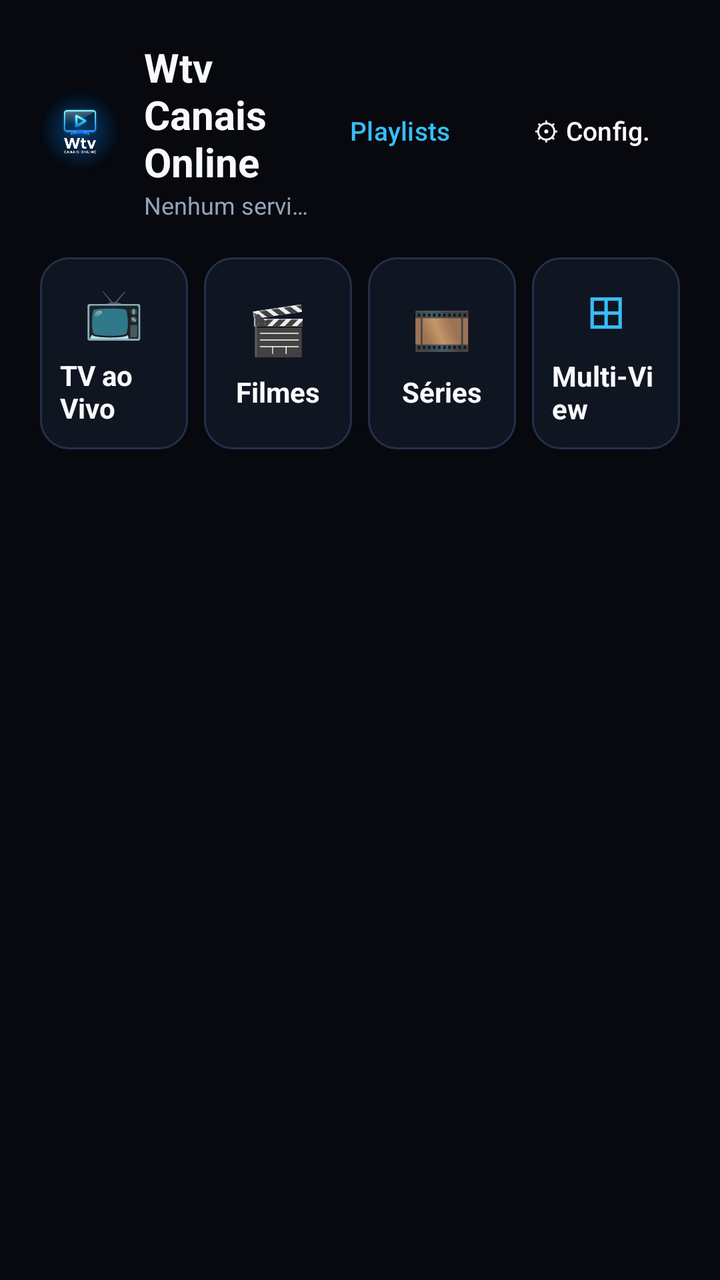
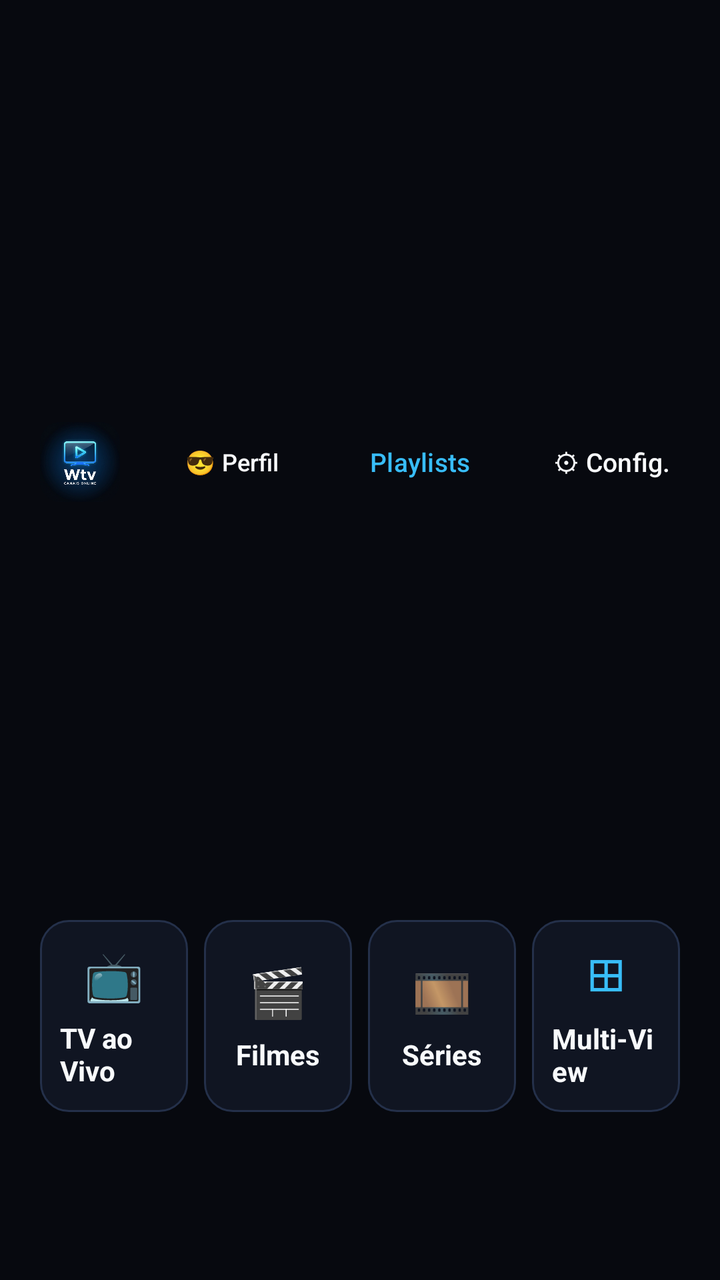

An Android layout rendered at two revisions. The XML below is the earlier revision; the diff shows what the commit changed to produce the second picture.
<!-- AndroidManifest.xml: application theme Theme.NovaTV -->
<!-- res/layout/activity_home.xml -->
<?xml version="1.0" encoding="utf-8"?>
<ScrollView xmlns:android="http://schemas.android.com/apk/res/android"
    android:layout_width="match_parent"
    android:layout_height="match_parent"
    android:background="@color/bg_cinema"
    android:fitsSystemWindows="true"
    android:padding="20dp">

    <LinearLayout
        android:layout_width="match_parent"
        android:layout_height="wrap_content"
        android:orientation="vertical">

        
        <LinearLayout
            android:layout_width="match_parent"
            android:layout_height="wrap_content"
            android:gravity="center_vertical"
            android:orientation="horizontal"
            android:paddingBottom="18dp">

            <ImageView
                android:layout_width="40dp"
                android:layout_height="40dp"
                android:background="@drawable/bg_poster_rounded"
                android:clipToOutline="true"
                android:contentDescription="@string/app_name"
                android:src="@drawable/ic_wtv_launcher" />

            <LinearLayout
                android:layout_width="0dp"
                android:layout_height="wrap_content"
                android:layout_marginStart="12dp"
                android:layout_weight="1"
                android:orientation="vertical">

                <TextView
                    android:layout_width="wrap_content"
                    android:layout_height="wrap_content"
                    android:text="Wtv Canais Online"
                    android:textColor="@color/text_primary"
                    android:textSize="20sp"
                    android:textStyle="bold" />

                <TextView
                    android:id="@+id/tv_active_profile"
                    android:layout_width="wrap_content"
                    android:layout_height="wrap_content"
                    android:ellipsize="end"
                    android:maxLines="1"
                    android:text="Nenhum servidor conectado"
                    android:textColor="@color/text_secondary"
                    android:textSize="12sp" />
            </LinearLayout>

            <Button
                android:id="@+id/btn_playlists"
                style="@style/Widget.Material3.Button.TextButton"
                android:layout_width="wrap_content"
                android:layout_height="42dp"
                android:layout_marginEnd="8dp"
                android:background="@drawable/selector_cinema_button"
                android:focusable="true"
                android:paddingHorizontal="14dp"
                android:text="Playlists"
                android:textColor="@color/accent_cyan"
                android:textSize="13sp" />

            <Button
                android:id="@+id/btn_settings"
                style="@style/Widget.Material3.Button.TextButton"
                android:layout_width="wrap_content"
                android:layout_height="42dp"
                android:background="@drawable/selector_cinema_button"
                android:focusable="true"
                android:paddingHorizontal="14dp"
                android:text="⚙ Config."
                android:textColor="@color/text_primary"
                android:textSize="13sp" />
        </LinearLayout>

        
        <LinearLayout
            android:id="@+id/banner_no_profile"
            android:layout_width="match_parent"
            android:layout_height="wrap_content"
            android:layout_marginBottom="20dp"
            android:background="@drawable/selector_cinema_card"
            android:orientation="vertical"
            android:padding="20dp"
            android:visibility="gone">

            <TextView
                android:layout_width="wrap_content"
                android:layout_height="wrap_content"
                android:text="Bem-vindo ao Wtv Canais Online"
                android:textColor="@color/text_primary"
                android:textSize="18sp"
                android:textStyle="bold" />

            <TextView
                android:layout_width="wrap_content"
                android:layout_height="wrap_content"
                android:layout_marginTop="4dp"
                android:layout_marginBottom="14dp"
                android:text="Conecte sua conta Xtream Codes, URL M3U ou arquivo local para começar."
                android:textColor="@color/text_secondary"
                android:textSize="13sp" />

            <Button
                android:id="@+id/btn_add_first_playlist"
                style="@style/Widget.Material3.Button.TextButton"
                android:layout_width="wrap_content"
                android:layout_height="44dp"
                android:background="@drawable/selector_cinema_button"
                android:focusable="true"
                android:paddingHorizontal="18dp"
                android:text="+ Adicionar Servidor / Lista M3U"
                android:textColor="#FFFFFF" />
        </LinearLayout>

        
        <FrameLayout
            android:id="@+id/hero_banner_container"
            android:layout_width="match_parent"
            android:layout_height="175dp"
            android:layout_marginBottom="20dp"
            android:background="@drawable/selector_cinema_card"
            android:clipToOutline="true"
            android:visibility="gone">

            <ImageView
                android:id="@+id/iv_hero_backdrop"
                android:layout_width="match_parent"
                android:layout_height="match_parent"
                android:contentDescription="Destaque"
                android:scaleType="centerCrop"
                android:src="@drawable/ic_tv_logo" />

            <View
                android:layout_width="match_parent"
                android:layout_height="match_parent"
                android:background="@drawable/bg_hero_gradient" />

            <LinearLayout
                android:layout_width="match_parent"
                android:layout_height="match_parent"
                android:gravity="bottom"
                android:orientation="vertical"
                android:padding="18dp">

                <TextView
                    android:id="@+id/tv_hero_badge"
                    android:layout_width="wrap_content"
                    android:layout_height="wrap_content"
                    android:text="✨ EM DESTAQUE"
                    android:textColor="@color/accent_cyan"
                    android:textSize="11sp"
                    android:textStyle="bold" />

                <TextView
                    android:id="@+id/tv_hero_title"
                    android:layout_width="match_parent"
                    android:layout_height="wrap_content"
                    android:layout_marginTop="4dp"
                    android:ellipsize="end"
                    android:maxLines="1"
                    android:text="Título em Destaque"
                    android:textColor="@color/text_primary"
                    android:textSize="20sp"
                    android:textStyle="bold" />

                <TextView
                    android:id="@+id/tv_hero_sub"
                    android:layout_width="match_parent"
                    android:layout_height="wrap_content"
                    android:layout_marginBottom="10dp"
                    android:ellipsize="end"
                    android:maxLines="1"
                    android:text="Categoria"
                    android:textColor="@color/text_secondary"
                    android:textSize="12sp" />

                <Button
                    android:id="@+id/btn_hero_play"
                    style="@style/Widget.Material3.Button.TextButton"
                    android:layout_width="wrap_content"
                    android:layout_height="38dp"
                    android:background="@drawable/selector_cinema_button"
                    android:focusable="true"
                    android:paddingHorizontal="18dp"
                    android:text="▶ Assistir Agora"
                    android:textColor="#FFFFFF"
                    android:textSize="13sp" />
            </LinearLayout>
        </FrameLayout>

        
        <LinearLayout
            android:layout_width="match_parent"
            android:layout_height="wrap_content"
            android:layout_marginBottom="22dp"
            android:orientation="horizontal">

            <LinearLayout
                android:id="@+id/card_live_tv"
                android:layout_width="0dp"
                android:layout_height="96dp"
                android:layout_marginEnd="8dp"
                android:layout_weight="1"
                android:background="@drawable/selector_cinema_card"
                android:focusable="true"
                android:gravity="center"
                android:orientation="vertical"
                android:padding="10dp">

                <TextView
                    android:layout_width="wrap_content"
                    android:layout_height="wrap_content"
                    android:text="📺"
                    android:textSize="24sp" />

                <TextView
                    android:layout_width="wrap_content"
                    android:layout_height="wrap_content"
                    android:layout_marginTop="6dp"
                    android:text="TV ao Vivo"
                    android:textColor="@color/text_primary"
                    android:textSize="14sp"
                    android:textStyle="bold" />
            </LinearLayout>

            <LinearLayout
                android:id="@+id/card_movies"
                android:layout_width="0dp"
                android:layout_height="96dp"
                android:layout_marginEnd="8dp"
                android:layout_weight="1"
                android:background="@drawable/selector_cinema_card"
                android:focusable="true"
                android:gravity="center"
                android:orientation="vertical"
                android:padding="10dp">

                <TextView
                    android:layout_width="wrap_content"
                    android:layout_height="wrap_content"
                    android:text="🎬"
                    android:textSize="24sp" />

                <TextView
                    android:layout_width="wrap_content"
                    android:layout_height="wrap_content"
                    android:layout_marginTop="6dp"
                    android:text="Filmes"
                    android:textColor="@color/text_primary"
                    android:textSize="14sp"
                    android:textStyle="bold" />
            </LinearLayout>

            <LinearLayout
                android:id="@+id/card_series"
                android:layout_width="0dp"
                android:layout_height="96dp"
                android:layout_marginEnd="8dp"
                android:layout_weight="1"
                android:background="@drawable/selector_cinema_card"
                android:focusable="true"
                android:gravity="center"
                android:orientation="vertical"
                android:padding="10dp">

                <TextView
                    android:layout_width="wrap_content"
                    android:layout_height="wrap_content"
                    android:text="🎞️"
                    android:textSize="24sp" />

                <TextView
                    android:layout_width="wrap_content"
                    android:layout_height="wrap_content"
                    android:layout_marginTop="6dp"
                    android:text="Séries"
                    android:textColor="@color/text_primary"
                    android:textSize="14sp"
                    android:textStyle="bold" />
            </LinearLayout>

            <LinearLayout
                android:id="@+id/card_multiview"
                android:layout_width="0dp"
                android:layout_height="96dp"
                android:layout_weight="1"
                android:background="@drawable/selector_cinema_card"
                android:focusable="true"
                android:gravity="center"
                android:orientation="vertical"
                android:padding="10dp">

                <TextView
                    android:layout_width="wrap_content"
                    android:layout_height="wrap_content"
                    android:text="⊞"
                    android:textColor="@color/accent_cyan"
                    android:textSize="24sp" />

                <TextView
                    android:layout_width="wrap_content"
                    android:layout_height="wrap_content"
                    android:layout_marginTop="6dp"
                    android:text="Multi-View"
                    android:textColor="@color/text_primary"
                    android:textSize="14sp"
                    android:textStyle="bold" />
            </LinearLayout>
        </LinearLayout>

        
        <TextView
            android:id="@+id/tv_section_recent_channels"
            android:layout_width="wrap_content"
            android:layout_height="wrap_content"
            android:layout_marginBottom="10dp"
            android:text="📺 Últimos Canais Assistidos"
            android:textColor="@color/text_primary"
            android:textSize="16sp"
            android:textStyle="bold"
            android:visibility="gone" />

        <androidx.recyclerview.widget.RecyclerView
            android:id="@+id/rv_recent_channels"
            android:layout_width="match_parent"
            android:layout_height="wrap_content"
            android:layout_marginBottom="20dp"
            android:clipToPadding="false"
            android:visibility="gone" />

        
        <TextView
            android:id="@+id/tv_section_recent_series"
            android:layout_width="wrap_content"
            android:layout_height="wrap_content"
            android:layout_marginBottom="10dp"
            android:text="🎞️ Últimas Séries Assistidas"
            android:textColor="@color/text_primary"
            android:textSize="16sp"
            android:textStyle="bold"
            android:visibility="gone" />

        <androidx.recyclerview.widget.RecyclerView
            android:id="@+id/rv_recent_series"
            android:layout_width="match_parent"
            android:layout_height="wrap_content"
            android:layout_marginBottom="20dp"
            android:clipToPadding="false"
            android:visibility="gone" />

        
        <TextView
            android:id="@+id/tv_section_recent_movies"
            android:layout_width="wrap_content"
            android:layout_height="wrap_content"
            android:layout_marginBottom="10dp"
            android:text="🎬 Últimos Filmes Assistidos"
            android:textColor="@color/text_primary"
            android:textSize="16sp"
            android:textStyle="bold"
            android:visibility="gone" />

        <androidx.recyclerview.widget.RecyclerView
            android:id="@+id/rv_recent_movies"
            android:layout_width="match_parent"
            android:layout_height="wrap_content"
            android:layout_marginBottom="20dp"
            android:clipToPadding="false"
            android:visibility="gone" />

        
        <TextView
            android:id="@+id/tv_section_favorites"
            android:layout_width="wrap_content"
            android:layout_height="wrap_content"
            android:layout_marginBottom="10dp"
            android:text="★ Canais e Filmes Favoritos"
            android:textColor="@color/text_primary"
            android:textSize="16sp"
            android:textStyle="bold"
            android:visibility="gone" />

        <androidx.recyclerview.widget.RecyclerView
            android:id="@+id/rv_favorites"
            android:layout_width="match_parent"
            android:layout_height="wrap_content"
            android:layout_marginBottom="20dp"
            android:clipToPadding="false"
            android:visibility="gone" />

        
        <TextView
            android:id="@+id/tv_section_recent"
            android:layout_width="wrap_content"
            android:layout_height="wrap_content"
            android:layout_marginBottom="10dp"
            android:text="✨ Adicionados Recentemente"
            android:textColor="@color/text_primary"
            android:textSize="16sp"
            android:textStyle="bold"
            android:visibility="gone" />

        <androidx.recyclerview.widget.RecyclerView
            android:id="@+id/rv_recent"
            android:layout_width="match_parent"
            android:layout_height="wrap_content"
            android:clipToPadding="false"
            android:visibility="gone" />

    </LinearLayout>
</ScrollView>
<!-- resources referenced by this layout -->
<resources>
  <color name="accent_cyan">#38BDF8</color>
  <color name="bg_cinema">#07090F</color>
  <color name="text_primary">#F8FAFC</color>
  <color name="text_secondary">#94A3B8</color>
  <!-- drawable bg_hero_gradient (drawable) -->
  <?xml version="1.0" encoding="utf-8"?>
  <shape xmlns:android="http://schemas.android.com/apk/res/android" android:shape="rectangle">
      <gradient
          android:angle="0"
          android:centerColor="#CC07090F"
          android:endColor="#3307090F"
          android:startColor="#F207090F" />
      <corners android:radius="14dp" />
  </shape>
  <!-- drawable bg_poster_rounded (drawable) -->
  <?xml version="1.0" encoding="utf-8"?>
  <shape xmlns:android="http://schemas.android.com/apk/res/android" android:shape="rectangle">
      <solid android:color="#07090F" />
      <corners android:radius="10dp" />
  </shape>
  <!-- drawable ic_tv_logo (drawable) -->
  <vector xmlns:android="http://schemas.android.com/apk/res/android"
      android:width="24dp"
      android:height="24dp"
      android:viewportWidth="24"
      android:viewportHeight="24">
      <path
          android:fillColor="#38BDF8"
          android:pathData="M21,3L3,3c-1.1,0 -2,0.9 -2,2v12c0,1.1 0.9,2 2,2h5v2h8v-2h5c1.1,0 1.99,-0.9 1.99,-2L23,5c0,-1.1 -0.9,-2 -2,-2zM21,17L3,17L3,5h18v12z" />
  </vector>
  <!-- drawable ic_wtv_launcher: png bitmap (drawable, 355674 bytes) -->
  <!-- drawable selector_cinema_button (drawable) -->
  <?xml version="1.0" encoding="utf-8"?>
  <selector xmlns:android="http://schemas.android.com/apk/res/android">
      <item android:state_focused="true">
          <shape android:shape="rectangle">
              <solid android:color="#2563EB" />
              <stroke android:width="2dp" android:color="#38BDF8" />
              <corners android:radius="12dp" />
          </shape>
      </item>
      <item android:state_selected="true">
          <shape android:shape="rectangle">
              <solid android:color="#1D4ED8" />
              <corners android:radius="12dp" />
          </shape>
      </item>
      <item android:state_pressed="true">
          <shape android:shape="rectangle">
              <solid android:color="#1E40AF" />
              <corners android:radius="12dp" />
          </shape>
      </item>
      <item>
          <shape android:shape="rectangle">
              <solid android:color="#182033" />
              <stroke android:width="1dp" android:color="#24304A" />
              <corners android:radius="12dp" />
          </shape>
      </item>
  </selector>
  <!-- drawable selector_cinema_card (drawable) -->
  <?xml version="1.0" encoding="utf-8"?>
  <selector xmlns:android="http://schemas.android.com/apk/res/android">
      <item android:state_focused="true">
          <shape android:shape="rectangle">
              <solid android:color="#1E293B" />
              <stroke android:width="3dp" android:color="#38BDF8" />
              <corners android:radius="14dp" />
          </shape>
      </item>
      <item android:state_pressed="true">
          <shape android:shape="rectangle">
              <solid android:color="#23304A" />
              <stroke android:width="2dp" android:color="#3B82F6" />
              <corners android:radius="14dp" />
          </shape>
      </item>
      <item>
          <shape android:shape="rectangle">
              <solid android:color="#101522" />
              <stroke android:width="1dp" android:color="#24304A" />
              <corners android:radius="14dp" />
          </shape>
      </item>
  </selector>
  <string name="app_name">Wtv Canais Online</string>
  <style name="Theme.NovaTV" parent="Theme.Material3.Dark.NoActionBar">
          <item name="colorPrimary">@color/accent_primary</item>
          <item name="colorSecondary">@color/accent_cyan</item>
          <item name="android:windowBackground">@color/bg_cinema</item>
          <item name="android:statusBarColor">@color/bg_cinema</item>
          <item name="android:navigationBarColor">@color/bg_cinema</item>
      </style>
  <color name="accent_primary">#3B82F6</color>
</resources>

<!-- the commit's change to res/layout/activity_home.xml (unified diff, before → after) -->
@@ -54,6 +54,19 @@
             </LinearLayout>
 
             <Button
+                android:id="@+id/btn_switch_profile"
+                style="@style/Widget.Material3.Button.TextButton"
+                android:layout_width="wrap_content"
+                android:layout_height="42dp"
+                android:layout_marginEnd="6dp"
+                android:background="@drawable/selector_cinema_button"
+                android:focusable="true"
+                android:paddingHorizontal="10dp"
+                android:text="😎 Perfil"
+                android:textColor="@color/text_primary"
+                android:textSize="12sp" />
+
+            <Button
                 android:id="@+id/btn_playlists"
                 style="@style/Widget.Material3.Button.TextButton"
                 android:layout_width="wrap_content"
